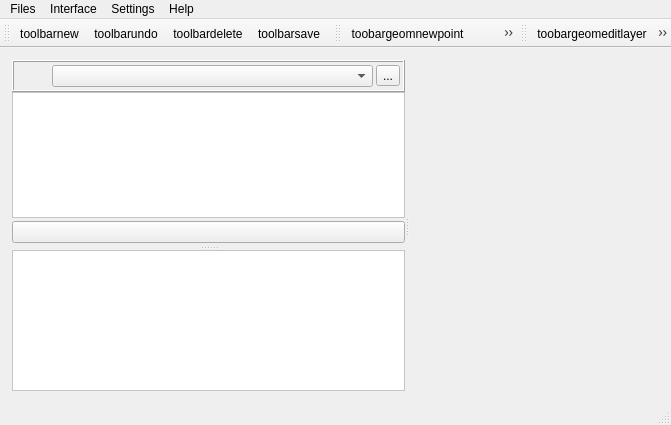
This is Lamia/iface/qgiswidget/ifaceqgswidget.ui in Artelia/Lamia as Qt 5 draws it before an edit. The edited form follows.
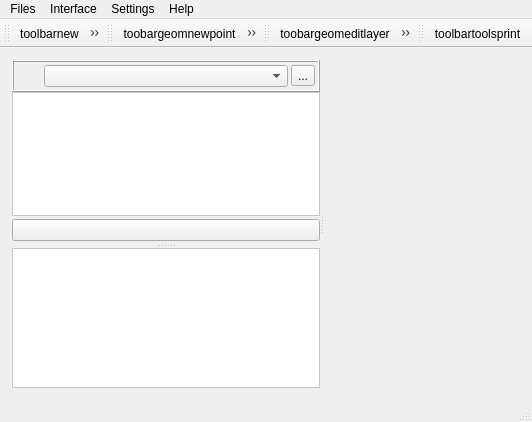
This is the edited form. Icons and pictures are not drawn.

Diff of the .ui file:
```diff
--- a/Lamia/iface/qgiswidget/ifaceqgswidget.ui
+++ b/Lamia/iface/qgiswidget/ifaceqgswidget.ui
@@ -6,8 +6,8 @@
    <rect>
     <x>0</x>
     <y>0</y>
-    <width>671</width>
-    <height>425</height>
+    <width>486</width>
+    <height>422</height>
    </rect>
   </property>
   <property name="windowTitle">
@@ -600,7 +600,7 @@
     <rect>
      <x>0</x>
      <y>0</y>
-     <width>671</width>
+     <width>486</width>
      <height>26</height>
     </rect>
    </property>
@@ -723,6 +723,18 @@
    <addaction name="actiontoolbarlayerundo"/>
    <addaction name="actiontoolbarlayersave"/>
   </widget>
+  <widget class="QToolBar" name="toolBartools">
+   <property name="windowTitle">
+    <string>toolBar</string>
+   </property>
+   <attribute name="toolBarArea">
+    <enum>TopToolBarArea</enum>
+   </attribute>
+   <attribute name="toolBarBreak">
+    <bool>false</bool>
+   </attribute>
+   <addaction name="actiontoolbartoolsprint"/>
+  </widget>
   <action name="actionTre">
    <property name="text">
     <string>tre</string>
@@ -1017,6 +1029,15 @@
     <string>toolbarlayerundo</string>
    </property>
   </action>
+  <action name="actiontoolbartoolsprint">
+   <property name="icon">
+    <iconset resource="../../resources.qrc">
+     <normaloff>:/plugins/Lamia/icons/print.png</normaloff>:/plugins/Lamia/icons/print.png</iconset>
+   </property>
+   <property name="text">
+    <string>toolbartoolsprint</string>
+   </property>
+  </action>
  </widget>
  <resources>
   <include location="../../resources.qrc"/>
```
Left out of the diff: 8 changed lines with no effect on the pictures.
